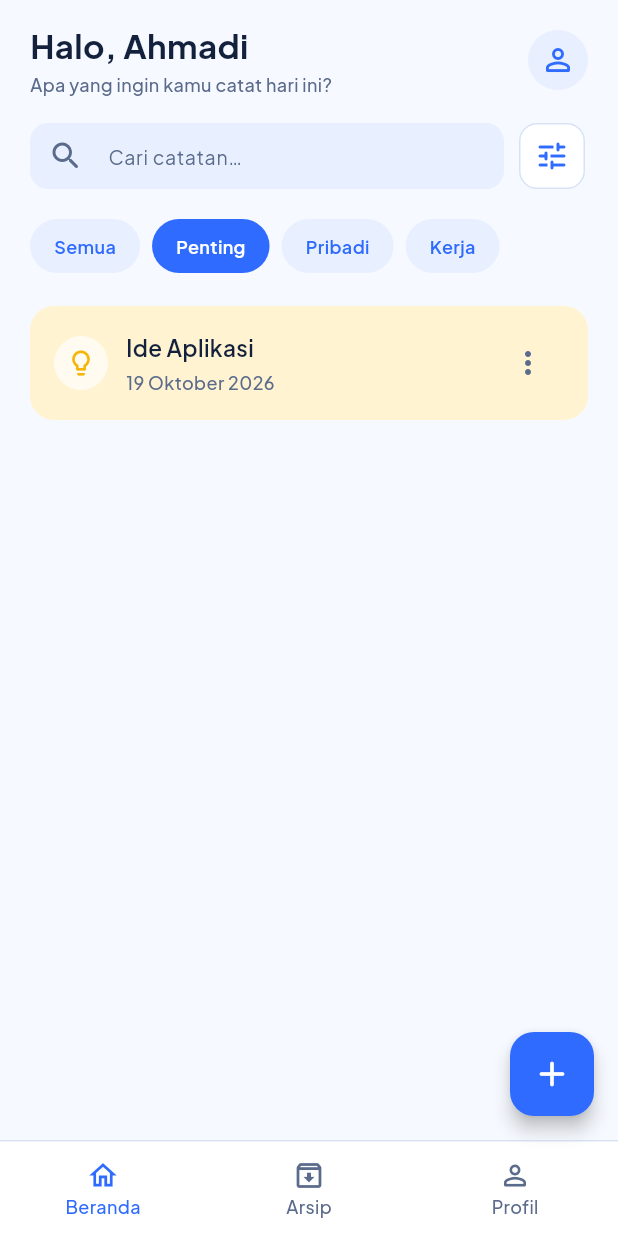
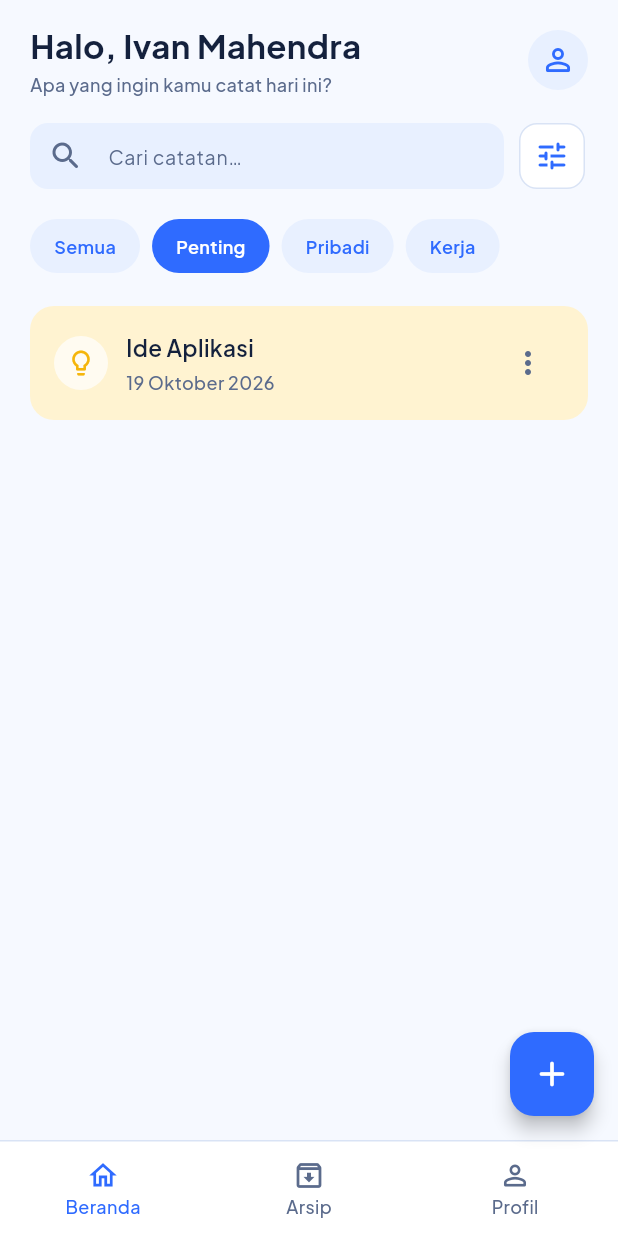
Before and after one commit to ivanmahendraa/Catatanqu, a Flutter app: the screen it shows after launch, after a tap on "Masuk", after a tap on "Penting", on a phone screen of 412 x 824 dp. Run offline on Flutter 3.47's test engine with Material 3 defaults, Android fonts, the phone set to English and light mode, and no system bars; our stand-ins replace google_fonts.

Commit message:
Update home greeting to Ivan Mahendra
Co-authored-by: Copilot <223556219+Copilot@users.noreply.github.com>

```diff
--- a/lib/screens/home_screen.dart
+++ b/lib/screens/home_screen.dart
@@ -120,7 +120,7 @@ class _HomeScreenState extends State<HomeScreen> {
                       child: Column(
                         crossAxisAlignment: CrossAxisAlignment.start,
                         children: [
-                          Text('Halo, Ahmadi', style: AppTextStyles.title),
+                          Text('Halo, Ivan Mahendra', style: AppTextStyles.title),
                           const SizedBox(height: 4),
                           const Text(
                             'Apa yang ingin kamu catat hari ini?',
```
Also changed, not shown: 1 other file.
